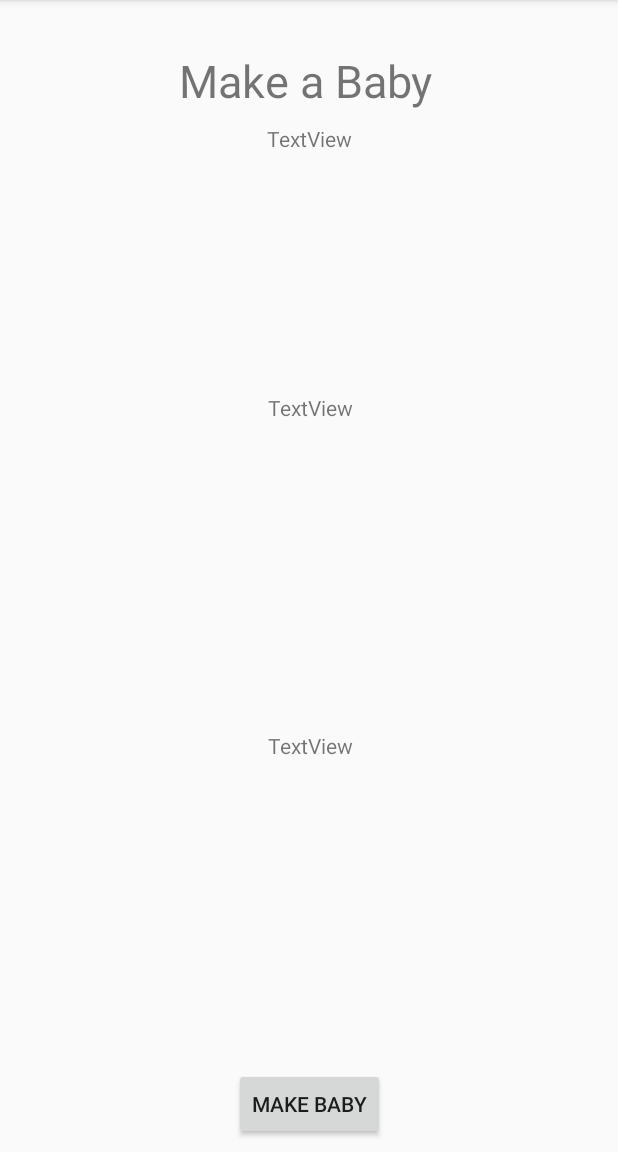
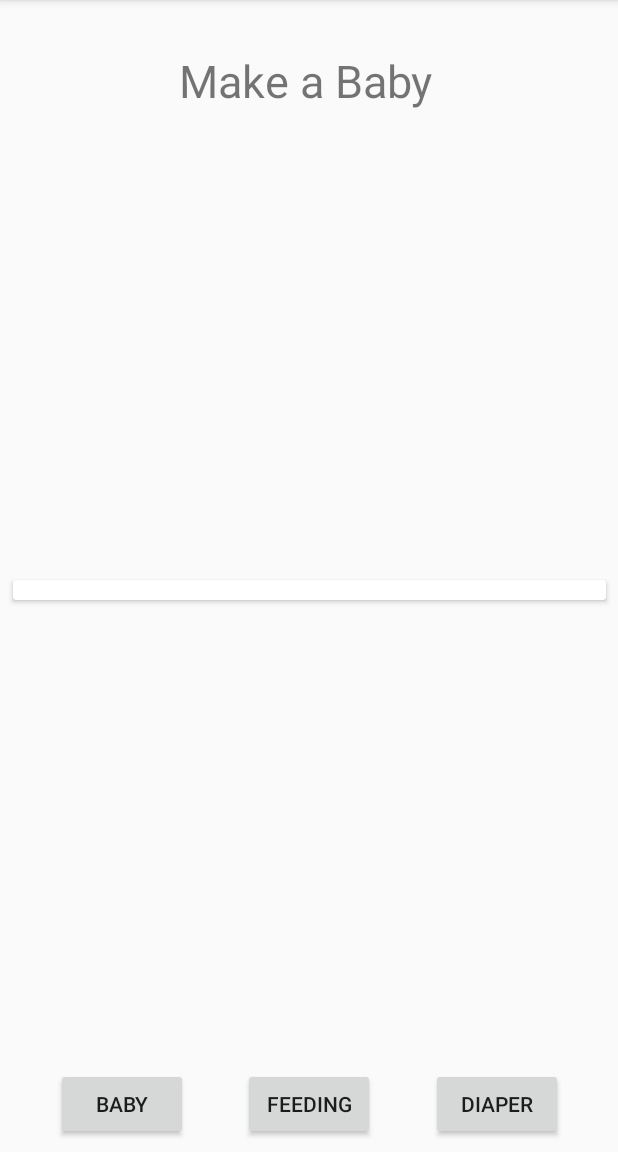
Before and after one commit to W1r3W0lf/bbapp, an Android app: the screen it shows after launch (MainActivity), on a phone screen of 412 x 824 dp, the part 84-1236 px from its top. Run offline under Robolectric (Android 15) with nearby library versions, the phone set to English and light mode, and no system bars.

Commit message:
Added a card view into the main screen of the app insted of text boxes

```diff
--- a/app/build.gradle
+++ b/app/build.gradle
@@ -25,4 +25,5 @@ dependencies {
     testImplementation 'junit:junit:4.12'
     androidTestImplementation 'com.android.support.test:runner:1.0.2'
     androidTestImplementation 'com.android.support.test.espresso:espresso-core:3.0.2'
+    implementation 'com.android.support:cardview-v7:28.0.0'
 }
--- a/app/src/main/java/com/wolf/wire/babyapplication/User.java
+++ b/app/src/main/java/com/wolf/wire/babyapplication/User.java
@@ -2,5 +2,4 @@ package com.wolf.wire.babyapplication;
 
 public class User {
     String Name;
-    Baby kids[];
 }
--- a/app/src/main/res/layout/activity_main.xml
+++ b/app/src/main/res/layout/activity_main.xml
@@ -19,6 +19,18 @@
         app:layout_constraintStart_toStartOf="parent"
         app:layout_constraintTop_toTopOf="parent" />
 
+    <android.support.v7.widget.CardView
+        android:layout_width="395dp"
+        android:layout_height="13dp"
+        android:layout_marginStart="8dp"
+        android:layout_marginTop="8dp"
+        android:layout_marginEnd="8dp"
+        android:layout_marginBottom="8dp"
+        app:layout_constraintBottom_toTopOf="@+id/button2"
+        app:layout_constraintEnd_toEndOf="parent"
+        app:layout_constraintStart_toStartOf="parent"
+        app:layout_constraintTop_toBottomOf="@+id/textView2" />
+
     <Button
         android:id="@+id/button"
         android:layout_width="wrap_content"
@@ -26,52 +38,33 @@
         android:layout_marginStart="8dp"
         android:layout_marginEnd="8dp"
         android:layout_marginBottom="8dp"
-        android:text="Make Baby"
+        android:text="Diaper"
+        app:layout_constraintBottom_toBottomOf="parent"
+        app:layout_constraintEnd_toEndOf="parent"
+        app:layout_constraintStart_toEndOf="@+id/button2" />
+
+    <Button
+        android:id="@+id/button2"
+        android:layout_width="wrap_content"
+        android:layout_height="wrap_content"
+        android:layout_marginStart="8dp"
+        android:layout_marginEnd="8dp"
+        android:layout_marginBottom="8dp"
+        android:text="Feeding"
         app:layout_constraintBottom_toBottomOf="parent"
         app:layout_constraintEnd_toEndOf="parent"
         app:layout_constraintStart_toStartOf="parent" />
 
-    <TextView
-        android:id="@+id/textView"
-        android:layout_width="360dp"
-        android:layout_height="171dp"
+    <Button
+        android:id="@+id/button3"
+        android:layout_width="wrap_content"
+        android:layout_height="wrap_content"
         android:layout_marginStart="8dp"
-        android:layout_marginTop="8dp"
-        android:layout_marginEnd="8dp"
-        android:text="TextView"
-        android:textAlignment="center"
-        app:layout_constraintEnd_toEndOf="parent"
-        app:layout_constraintStart_toStartOf="parent"
-        app:layout_constraintTop_toBottomOf="@+id/textView2" />
-
-    <TextView
-        android:id="@+id/textView3"
-        android:layout_width="360dp"
-        android:layout_height="171dp"
-        android:layout_marginStart="8dp"
-        android:layout_marginTop="8dp"
-        android:layout_marginEnd="8dp"
-        android:text="TextView"
-        android:textAlignment="center"
-        app:layout_constraintEnd_toEndOf="parent"
-        app:layout_constraintHorizontal_bias="0.514"
-        app:layout_constraintStart_toStartOf="parent"
-        app:layout_constraintTop_toBottomOf="@+id/textView" />
-
-    <TextView
-        android:id="@+id/textView4"
-        android:layout_width="360dp"
-        android:layout_height="171dp"
-        android:layout_marginStart="8dp"
-        android:layout_marginTop="8dp"
         android:layout_marginEnd="8dp"
         android:layout_marginBottom="8dp"
-        android:text="TextView"
-        android:textAlignment="center"
-        app:layout_constraintBottom_toTopOf="@+id/button"
-        app:layout_constraintEnd_toEndOf="parent"
-        app:layout_constraintHorizontal_bias="0.514"
-        app:layout_constraintStart_toStartOf="parent"
-        app:layout_constraintTop_toBottomOf="@+id/textView3" />
+        android:text="Baby"
+        app:layout_constraintBottom_toBottomOf="parent"
+        app:layout_constraintEnd_toStartOf="@+id/button2"
+        app:layout_constraintStart_toStartOf="parent" />
 
 </android.support.constraint.ConstraintLayout>
```
